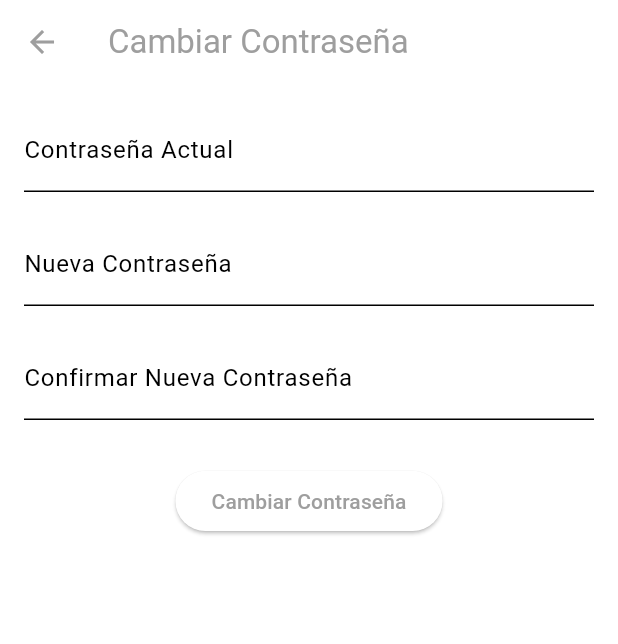
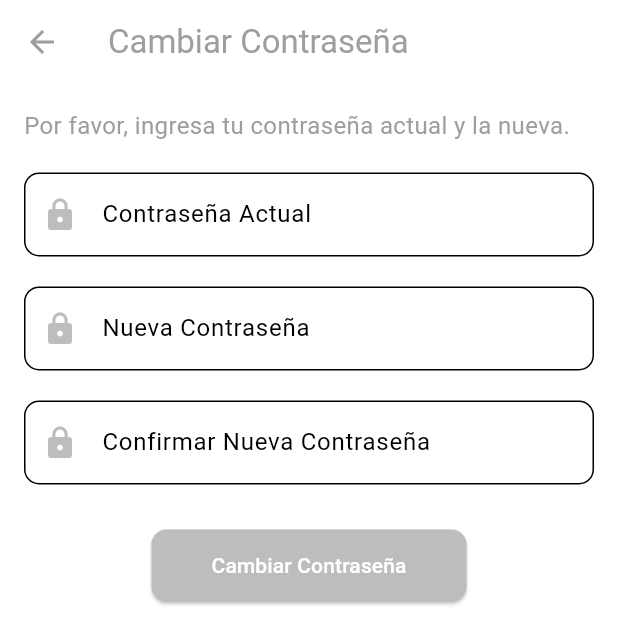
Before and after one commit to Manulol1904/Proyecto-Final, a Flutter app: the ChangePasswordPage screen opened directly, on a phone screen of 412 x 824 dp. Shown: the top 644 px of the screen. Run offline on Flutter 3.47's test engine with Material 3 defaults, Android fonts, the light colour scheme and no system bars; our stand-ins replace cloud_firestore, firebase_auth, firebase_core; accounts and stored records are empty.

Commit message:
Se sube la primera version completa

```diff
--- a/lib/pages/changepass_page.dart
+++ b/lib/pages/changepass_page.dart
@@ -24,7 +24,7 @@ class _ChangePasswordPageState extends State<ChangePasswordPage> {
       User? user = _auth.currentUser;
       String email = user?.email ?? '';
 
-      // Reautenticar al usuario
+      // Reauthenticate the user
       AuthCredential credential = EmailAuthProvider.credential(
         email: email,
         password: _currentPasswordController.text,
@@ -32,19 +32,19 @@ class _ChangePasswordPageState extends State<ChangePasswordPage> {
 
       await user?.reauthenticateWithCredential(credential);
 
-      // Validar nueva contraseña
+      // Validate new password
       if (_newPasswordController.text != _confirmPasswordController.text) {
         throw Exception('Las contraseñas no coinciden');
       }
 
-      // Actualizar la contraseña
+      // Update the password
       await user?.updatePassword(_newPasswordController.text);
 
       ScaffoldMessenger.of(context).showSnackBar(
         const SnackBar(content: Text('Contraseña actualizada correctamente')),
       );
 
-      Navigator.pop(context); // Cerrar la pantalla después de actualizar
+      Navigator.pop(context); // Close the screen after updating
     } catch (e) {
       ScaffoldMessenger.of(context).showSnackBar(
         SnackBar(content: Text('Error al cambiar la contraseña: $e')),
@@ -62,43 +62,76 @@ class _ChangePasswordPageState extends State<ChangePasswordPage> {
       appBar: AppBar(
         title: const Text('Cambiar Contraseña'),
         backgroundColor: Colors.transparent,
-        foregroundColor: Colors.grey,
+        foregroundColor: Colors.grey,// App's primary color
       ),
       body: Padding(
         padding: const EdgeInsets.all(16.0),
+        child: SingleChildScrollView(
           child: Column(
+            crossAxisAlignment: CrossAxisAlignment.start,
             children: [
+              const Text(
+                'Por favor, ingresa tu contraseña actual y la nueva.',
+                style: TextStyle(fontSize: 16, color: Colors.grey),
+              ),
+              const SizedBox(height: 20),
               TextField(
                 controller: _currentPasswordController,
                 obscureText: true,
-              decoration: const InputDecoration(
+                decoration: InputDecoration(
                   labelText: 'Contraseña Actual',
+                  prefixIcon: Icon(Icons.lock, color: Theme.of(context).primaryColor),
+                  border: OutlineInputBorder(
+                    borderRadius: BorderRadius.circular(10.0),
+                    borderSide: BorderSide(color: Theme.of(context).primaryColor),
+                  ),
                 ),
               ),
               const SizedBox(height: 20),
               TextField(
                 controller: _newPasswordController,
                 obscureText: true,
-              decoration: const InputDecoration(
+                decoration: InputDecoration(
                   labelText: 'Nueva Contraseña',
+                  prefixIcon: Icon(Icons.lock, color: Theme.of(context).primaryColor),
+                  border: OutlineInputBorder(
+                    borderRadius: BorderRadius.circular(10.0),
+                    borderSide: BorderSide(color: Theme.of(context).primaryColor),
+                  ),
                 ),
               ),
               const SizedBox(height: 20),
               TextField(
                 controller: _confirmPasswordController,
                 obscureText: true,
-              decoration: const InputDecoration(
+                decoration: InputDecoration(
                   labelText: 'Confirmar Nueva Contraseña',
+                  prefixIcon: Icon(Icons.lock, color: Theme.of(context).primaryColor),
+                  border: OutlineInputBorder(
+                    borderRadius: BorderRadius.circular(10.0),
+                    borderSide: BorderSide(color: Theme.of(context).primaryColor),
+                  ),
                 ),
               ),
               const SizedBox(height: 30),
-            _isLoading
+              Center(
+                child: _isLoading
                     ? const CircularProgressIndicator()
                     : ElevatedButton(
                         onPressed: _changePassword,
-                    child: const Text('Cambiar Contraseña'),
+                        child: const Text('Cambiar Contraseña', style: TextStyle(color: Colors.white),),
+
+                        style: ElevatedButton.styleFrom(
+                          backgroundColor: Theme.of(context).primaryColor, // Use primary color for the button
+                          padding: const EdgeInsets.symmetric(horizontal: 40, vertical: 14),
+                          shape: RoundedRectangleBorder(
+                            borderRadius: BorderRadius.circular(10),
+                          ),
+                        ),
+                      ),
               ),
             ],
+          ),
         ),
       ),
     );
--- a/lib/pages/home_page.dart
+++ b/lib/pages/home_page.dart
@@ -2,7 +2,6 @@ import 'package:flutter/material.dart';
 import 'dart:async';
 import 'package:cloud_firestore/cloud_firestore.dart';
 import 'package:firebase_auth/firebase_auth.dart';
-import 'package:flutter/widgets.dart';
 import 'package:tutorias_estudiantes/components/my_drawer.dart';
 import 'package:tutorias_estudiantes/pages/Admin_page.dart';
 import 'package:tutorias_estudiantes/pages/account_page.dart';
--- a/lib/pages/userprofle_page.dart
+++ b/lib/pages/userprofle_page.dart
@@ -3,7 +3,6 @@ import 'package:cloud_firestore/cloud_firestore.dart';
 import 'package:firebase_auth/firebase_auth.dart';
 import 'package:tutorias_estudiantes/pages/account_page.dart';
 import 'package:tutorias_estudiantes/pages/changepass_page.dart';
-import 'package:tutorias_estudiantes/pages/home_page.dart';
 
 class UserProfilePage extends StatefulWidget {
   final String userRole;
```
Also changed, not shown: lib/components/my_drawer.dart (+23 -1 lines), lib/models/tutoring_session.dart (+24 -3 lines), lib/pages/Alltutories_page.dart (added, +110 -0 lines), lib/pages/schedule_page.dart (+83 -30 lines), lib/pages/tutoringsessiondetail_page.dart (+23 -2 lines), 1 other file. Lines whose indentation alone changed are shown as unchanged.
